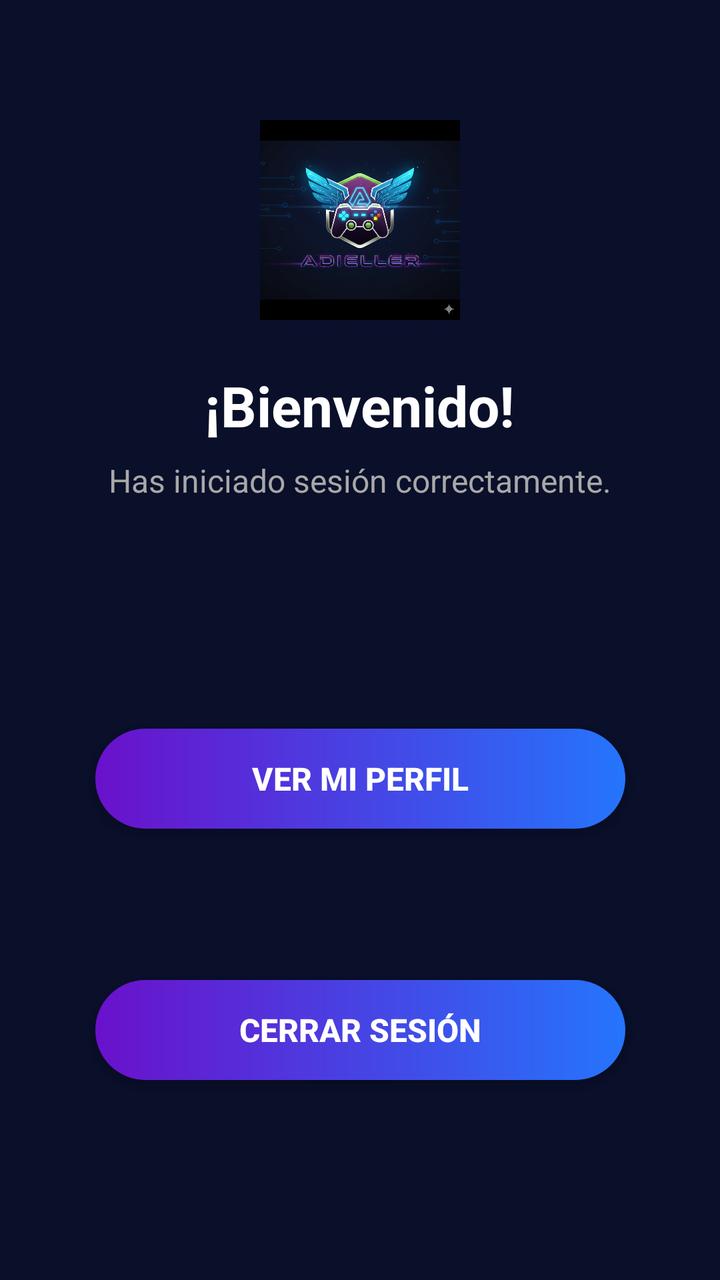
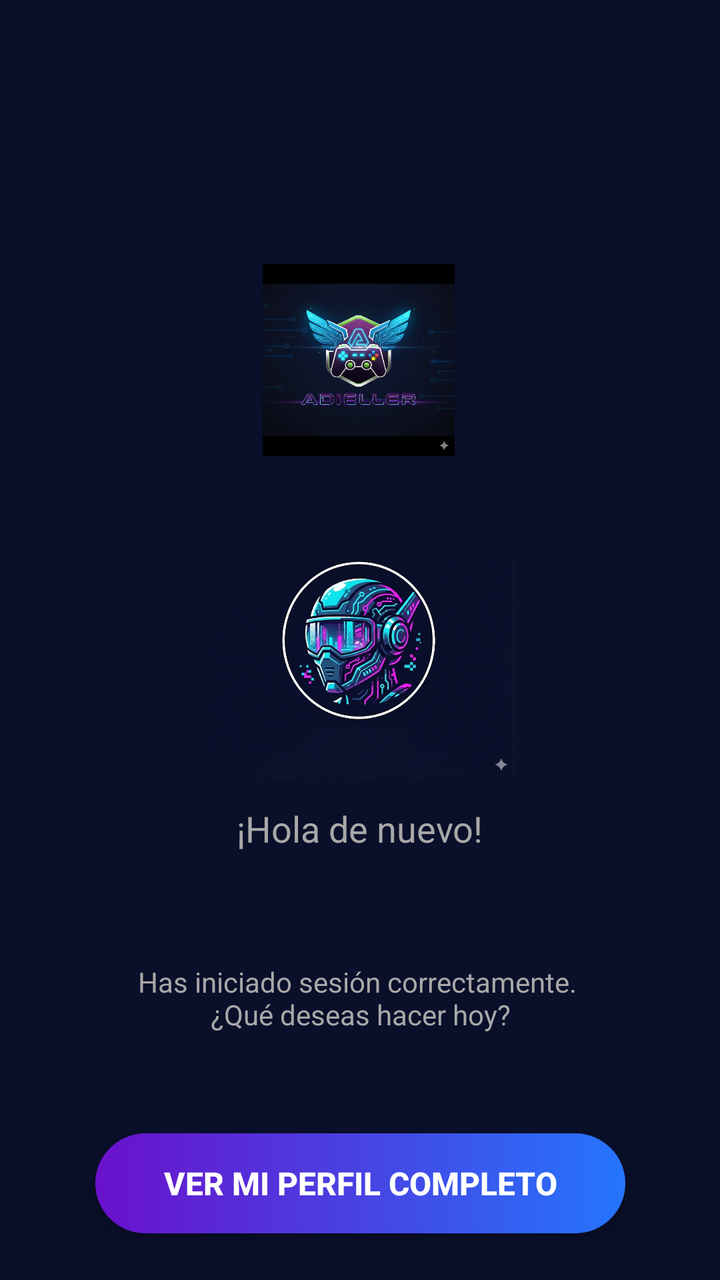

The first picture is an Android layout as it rendered before a commit; the second is the same layout after the commit. The layout source and the unified diff follow.
<!-- AndroidManifest.xml: application theme Theme.Practica1 -->
<!-- res/layout/activity_home.xml -->
<?xml version="1.0" encoding="utf-8"?>
<androidx.constraintlayout.widget.ConstraintLayout
    xmlns:android="http://schemas.android.com/apk/res/android"
    xmlns:app="http://schemas.android.com/apk/res-auto"
    xmlns:tools="http://schemas.android.com/tools"
    android:layout_width="match_parent"
    android:layout_height="match_parent"
    android:background="@color/colorPrimaryDark"
    tools:context=".view.HomeActivity">

    <ImageView
        android:id="@+id/homeLogo"
        android:layout_width="150dp"
        android:layout_height="100dp"
        android:layout_marginTop="60dp"
        android:src="@drawable/logo_adiel"
        app:layout_constraintEnd_toEndOf="parent"
        app:layout_constraintStart_toStartOf="parent"
        app:layout_constraintTop_toTopOf="parent" />

    <TextView
        android:id="@+id/tvWelcomeTitle"
        android:layout_width="wrap_content"
        android:layout_height="wrap_content"
        android:layout_marginTop="24dp"
        android:text="¡Bienvenido!"
        android:textColor="@android:color/white"
        android:textSize="28sp"
        android:textStyle="bold"
        app:layout_constraintEnd_toEndOf="parent"
        app:layout_constraintStart_toStartOf="parent"
        app:layout_constraintTop_toBottomOf="@+id/homeLogo" />

    <TextView
        android:id="@+id/tvWelcomeMessage"
        android:layout_width="wrap_content"
        android:layout_height="wrap_content"
        android:layout_marginTop="8dp"
        android:text="Has iniciado sesión correctamente."
        android:textColor="@color/login_input_hint"
        android:textSize="16sp"
        app:layout_constraintEnd_toEndOf="parent"
        app:layout_constraintStart_toStartOf="parent"
        app:layout_constraintTop_toBottomOf="@+id/tvWelcomeTitle" />

    <androidx.appcompat.widget.AppCompatButton
        android:id="@+id/btnGoToProfile"
        android:layout_width="265dp"
        android:layout_height="50dp"
        android:background="@drawable/button_gradient_background"
        android:text="VER MI PERFIL"
        android:textColor="@android:color/white"
        android:textSize="16sp"
        android:textStyle="bold"
        app:layout_constraintBottom_toTopOf="@+id/btnLogout"
        app:layout_constraintEnd_toEndOf="parent"
        app:layout_constraintStart_toStartOf="parent"
        app:layout_constraintTop_toBottomOf="@+id/tvWelcomeMessage"
        app:layout_constraintVertical_bias="0.6" />

    <androidx.appcompat.widget.AppCompatButton
        android:id="@+id/btnLogout"
        android:layout_width="265dp"
        android:layout_height="50dp"
        android:layout_marginBottom="100dp"
        android:layout_marginTop="20dp"
        android:background="@drawable/button_gradient_background"
        android:text="CERRAR SESIÓN"
        android:textColor="@android:color/white"
        android:textSize="16sp"
        android:textStyle="bold"
        app:layout_constraintBottom_toBottomOf="parent"
        app:layout_constraintEnd_toEndOf="parent"
        app:layout_constraintStart_toStartOf="parent" />

</androidx.constraintlayout.widget.ConstraintLayout>
<!-- resources referenced by this layout -->
<resources>
  <color name="colorPrimaryDark">#0A0F2A</color>
  <color name="login_input_hint">#A8A8A8</color>
  <!-- drawable button_gradient_background (drawable) -->
  <shape xmlns:android="http://schemas.android.com/apk/res/android"
      android:shape="rectangle">
  
      <gradient
          android:angle="0"
          android:startColor="@color/buttonGradientStart"
          android:endColor="@color/buttonGradientEnd"
          android:type="linear" />
  
      <corners android:radius="30dp" />
  
  </shape>
  <!-- drawable logo_adiel: png bitmap (drawable, 868183 bytes) -->
  <style name="Theme.Practica1" parent="Base.Theme.Practica1" />
  <color name="buttonGradientStart">#6A11CB</color>
  <color name="buttonGradientEnd">#2575FC</color>
  <style name="Base.Theme.Practica1" parent="Theme.Material3.DayNight.NoActionBar">
          
          
      </style>
</resources>

<!-- the commit's change to res/layout/activity_home.xml (unified diff, before → after) -->
@@ -3,74 +3,105 @@
     xmlns:android="http://schemas.android.com/apk/res/android"
     xmlns:app="http://schemas.android.com/apk/res-auto"
     xmlns:tools="http://schemas.android.com/tools"
+    android:fitsSystemWindows="true"
     android:layout_width="match_parent"
     android:layout_height="match_parent"
     android:background="@color/colorPrimaryDark"
     tools:context=".view.HomeActivity">
 
+
+    <androidx.appcompat.widget.Toolbar
+        android:id="@+id/toolbar"
+        android:layout_width="match_parent"
+        android:layout_height="?attr/actionBarSize"
+        android:layout_marginTop="16dp"
+
+        android:background="@color/colorPrimaryDark"
+        android:theme="@style/ThemeOverlay.AppCompat.Dark.ActionBar"
+        app:layout_constraintEnd_toEndOf="parent"
+
+        app:layout_constraintHorizontal_bias="0.0"
+        app:layout_constraintStart_toStartOf="parent"
+        app:layout_constraintTop_toTopOf="parent"
+        app:popupTheme="@style/ThemeOverlay.AppCompat.Light"
+        app:titleTextColor="@android:color/white" />
+
     <ImageView
         android:id="@+id/homeLogo"
-        android:layout_width="150dp"
-        android:layout_height="100dp"
-        android:layout_marginTop="60dp"
+        android:layout_width="164dp"
+        android:layout_height="96dp"
+        android:layout_marginTop="52dp"
         android:src="@drawable/logo_adiel"
         app:layout_constraintEnd_toEndOf="parent"
+        app:layout_constraintHorizontal_bias="0.497"
         app:layout_constraintStart_toStartOf="parent"
-        app:layout_constraintTop_toTopOf="parent" />
+        app:layout_constraintTop_toBottomOf="@+id/toolbar" />
 
     <TextView
         android:id="@+id/tvWelcomeTitle"
         android:layout_width="wrap_content"
         android:layout_height="wrap_content"
-        android:layout_marginTop="24dp"
-        android:text="¡Bienvenido!"
-        android:textColor="@android:color/white"
-        android:textSize="28sp"
-        android:textStyle="bold"
+        android:layout_marginTop="4dp"
+        android:text="¡Hola de nuevo!"
+        android:textColor="@color/login_input_hint"
+        android:textSize="18sp"
         app:layout_constraintEnd_toEndOf="parent"
         app:layout_constraintStart_toStartOf="parent"
-        app:layout_constraintTop_toBottomOf="@+id/homeLogo" />
+        app:layout_constraintTop_toBottomOf="@+id/imageView2" />
 
     <TextView
-        android:id="@+id/tvWelcomeMessage"
+        android:id="@+id/tvUserNameDisplay"
         android:layout_width="wrap_content"
         android:layout_height="wrap_content"
         android:layout_marginTop="8dp"
-        android:text="Has iniciado sesión correctamente."
-        android:textColor="@color/login_input_hint"
-        android:textSize="16sp"
+        android:text=""
+        android:textColor="@android:color/white"
+        android:textSize="32sp"
+        android:textStyle="bold"
         app:layout_constraintEnd_toEndOf="parent"
+        app:layout_constraintHorizontal_bias="0.412"
         app:layout_constraintStart_toStartOf="parent"
         app:layout_constraintTop_toBottomOf="@+id/tvWelcomeTitle" />
+
+    <TextView
+        android:id="@+id/tvSubtitle"
+        android:layout_width="0dp"
+        android:layout_height="wrap_content"
+        android:layout_marginTop="4dp"
+        android:gravity="center"
+        android:paddingHorizontal="32dp"
+        android:text="Has iniciado sesión correctamente. \n¿Qué deseas hacer hoy?"
+        android:textColor="@color/login_input_hint"
+        android:textSize="14sp"
+        app:layout_constraintEnd_toEndOf="parent"
+        app:layout_constraintHorizontal_bias="0.0"
+        app:layout_constraintStart_toStartOf="parent"
+        app:layout_constraintTop_toBottomOf="@+id/tvUserNameDisplay" />
 
     <androidx.appcompat.widget.AppCompatButton
         android:id="@+id/btnGoToProfile"
         android:layout_width="265dp"
         android:layout_height="50dp"
+        android:layout_marginTop="50dp"
         android:background="@drawable/button_gradient_background"
-        android:text="VER MI PERFIL"
-        android:textColor="@android:color/white"
-        android:textSize="16sp"
-        android:textStyle="bold"
-        app:layout_constraintBottom_toTopOf="@+id/btnLogout"
-        app:layout_constraintEnd_toEndOf="parent"
-        app:layout_constraintStart_toStartOf="parent"
-        app:layout_constraintTop_toBottomOf="@+id/tvWelcomeMessage"
-        app:layout_constraintVertical_bias="0.6" />
-
-    <androidx.appcompat.widget.AppCompatButton
-        android:id="@+id/btnLogout"
-        android:layout_width="265dp"
-        android:layout_height="50dp"
-        android:layout_marginBottom="100dp"
-        android:layout_marginTop="20dp"
-        android:background="@drawable/button_gradient_background"
-        android:text="CERRAR SESIÓN"
+        android:text="VER MI PERFIL COMPLETO"
         android:textColor="@android:color/white"
         android:textSize="16sp"
         android:textStyle="bold"
         app:layout_constraintBottom_toBottomOf="parent"
         app:layout_constraintEnd_toEndOf="parent"
-        app:layout_constraintStart_toStartOf="parent" />
+        app:layout_constraintStart_toStartOf="parent"
+        app:layout_constraintTop_toBottomOf="@+id/tvSubtitle"
+        app:layout_constraintVertical_bias="0.0" />
+
+    <ImageView
+        android:id="@+id/imageView2"
+        android:layout_width="155dp"
+        android:layout_height="126dp"
+        android:layout_marginTop="44dp"
+        app:layout_constraintEnd_toEndOf="parent"
+        app:layout_constraintStart_toStartOf="parent"
+        app:layout_constraintTop_toBottomOf="@+id/homeLogo"
+        app:srcCompat="@drawable/icono_ciberpunk" />
 
 </androidx.constraintlayout.widget.ConstraintLayout>
<!-- resource entries referenced after the edit -->
@@ -15,6 +15,7 @@
       <corners android:radius="30dp" />
   
   </shape>
+  <!-- drawable icono_ciberpunk: jpg bitmap (drawable, 82055 bytes) -->
   <!-- drawable logo_adiel: png bitmap (drawable, 868183 bytes) -->
   <style name="Theme.Practica1" parent="Base.Theme.Practica1" />
   <color name="buttonGradientStart">#6A11CB</color>
